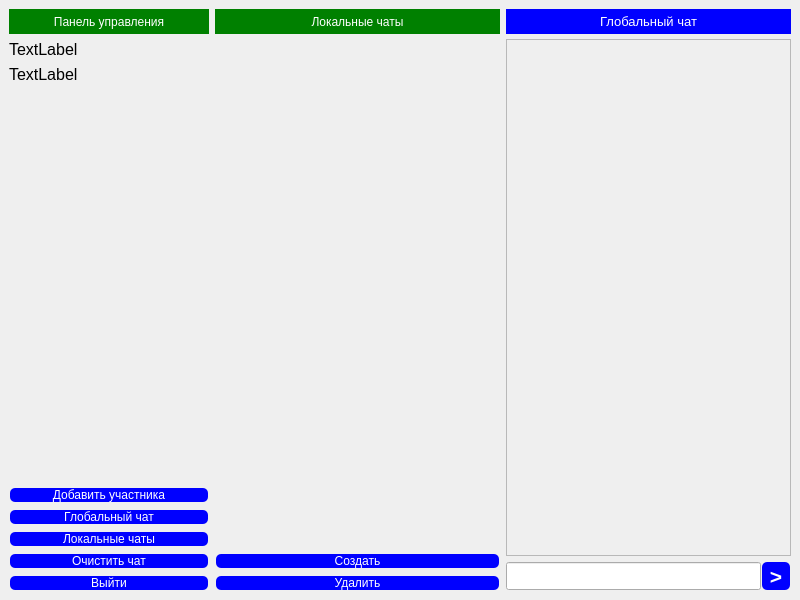
Georgiy-git/UserChat, file window.ui: the form before one commit.
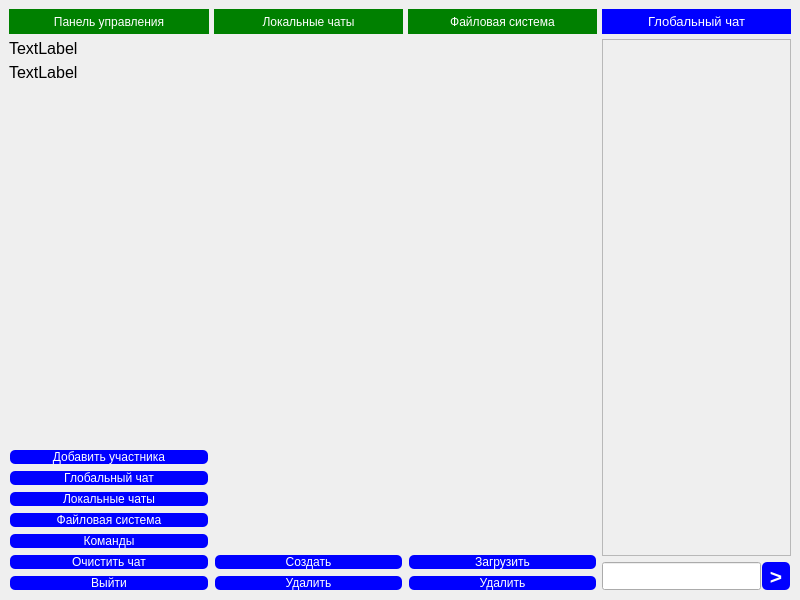
The form after the commit.

What changed in the file:
```diff
--- a/window.ui
+++ b/window.ui
@@ -15,6 +15,9 @@
   </property>
   <widget class="QWidget" name="centralwidget">
    <layout class="QHBoxLayout" name="horizontalLayout">
+    <property name="spacing">
+     <number>5</number>
+    </property>
     <item>
      <layout class="QVBoxLayout" name="verticalLayout_2">
       <item>
@@ -140,6 +143,50 @@
         </property>
        </widget>
       </item>
+      <item>
+       <widget class="QPushButton" name="pushButton_10">
+        <property name="styleSheet">
+         <string notr="true">QPushButton {
+background-color: blue;
+border: none;
+color: white;
+margin: 1px 1px;
+border-radius: 5px;
+        }
+QPushButton:hover {
+background-color: lightblue;
+        }
+QPushButton:pressed {
+background-color: #21618C;
+        }</string>
+        </property>
+        <property name="text">
+         <string>Файловая система</string>
+        </property>
+       </widget>
+      </item>
+      <item>
+       <widget class="QPushButton" name="pushButton_9">
+        <property name="styleSheet">
+         <string notr="true">QPushButton {
+background-color: blue;
+border: none;
+color: white;
+margin: 1px 1px;
+border-radius: 5px;
+        }
+QPushButton:hover {
+background-color: lightblue;
+        }
+QPushButton:pressed {
+background-color: #21618C;
+        }</string>
+        </property>
+        <property name="text">
+         <string>Команды</string>
+        </property>
+       </widget>
+      </item>
       <item>
        <widget class="QPushButton" name="pushButton_3">
         <property name="styleSheet">
@@ -227,7 +274,7 @@
           <rect>
            <x>0</x>
            <y>0</y>
-           <width>275</width>
+           <width>168</width>
            <height>468</height>
           </rect>
          </property>
@@ -280,6 +327,94 @@
       </item>
      </layout>
     </item>
+    <item>
+     <layout class="QVBoxLayout" name="verticalLayout_4">
+      <item>
+       <widget class="QLabel" name="label_6">
+        <property name="minimumSize">
+         <size>
+          <width>0</width>
+          <height>25</height>
+         </size>
+        </property>
+        <property name="styleSheet">
+         <string notr="true">background-color: green;
+color: white;</string>
+        </property>
+        <property name="text">
+         <string>Файловая система</string>
+        </property>
+        <property name="alignment">
+         <set>Qt::AlignmentFlag::AlignCenter</set>
+        </property>
+       </widget>
+      </item>
+      <item>
+       <widget class="QScrollArea" name="scrollArea_3">
+        <property name="styleSheet">
+         <string notr="true">border: none;</string>
+        </property>
+        <property name="widgetResizable">
+         <bool>true</bool>
+        </property>
+        <widget class="QWidget" name="scrollAreaWidgetContents_4">
+         <property name="geometry">
+          <rect>
+           <x>0</x>
+           <y>0</y>
+           <width>167</width>
+           <height>468</height>
+          </rect>
+         </property>
+        </widget>
+       </widget>
+      </item>
+      <item>
+       <widget class="QPushButton" name="pushButton_11">
+        <property name="styleSheet">
+         <string notr="true">QPushButton {
+background-color: blue;
+border: none;
+color: white;
+margin: 1px 1px;
+border-radius: 5px;
+        }
+QPushButton:hover {
+background-color: lightblue;
+        }
+QPushButton:pressed {
+background-color: #21618C;
+        }</string>
+        </property>
+        <property name="text">
+         <string>Загрузить</string>
+        </property>
+       </widget>
+      </item>
+      <item>
+       <widget class="QPushButton" name="pushButton_12">
+        <property name="styleSheet">
+         <string notr="true">QPushButton {
+background-color: blue;
+border: none;
+color: white;
+margin: 1px 1px;
+border-radius: 5px;
+        }
+QPushButton:hover {
+background-color: lightblue;
+        }
+QPushButton:pressed {
+background-color: #21618C;
+        }</string>
+        </property>
+        <property name="text">
+         <string>Удалить</string>
+        </property>
+       </widget>
+      </item>
+     </layout>
+    </item>
     <item>
      <layout class="QVBoxLayout" name="verticalLayout">
       <property name="spacing">
@@ -344,7 +479,7 @@
           <rect>
            <x>0</x>
            <y>0</y>
-           <width>273</width>
+           <width>214</width>
            <height>501</height>
           </rect>
          </property>
```
